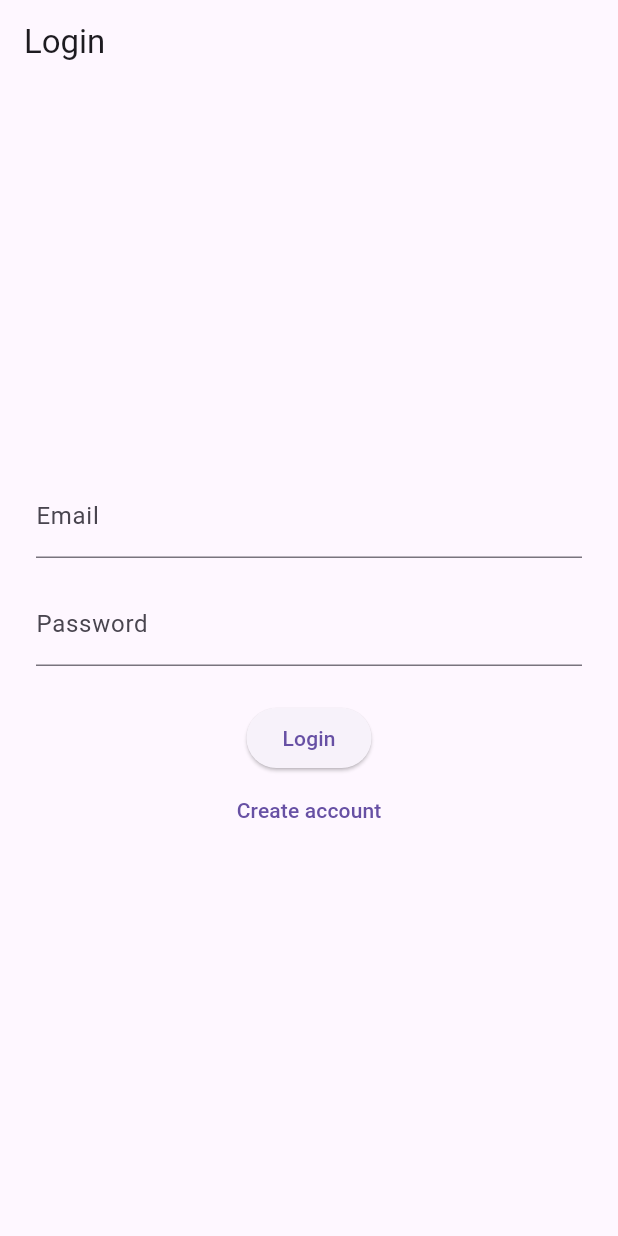
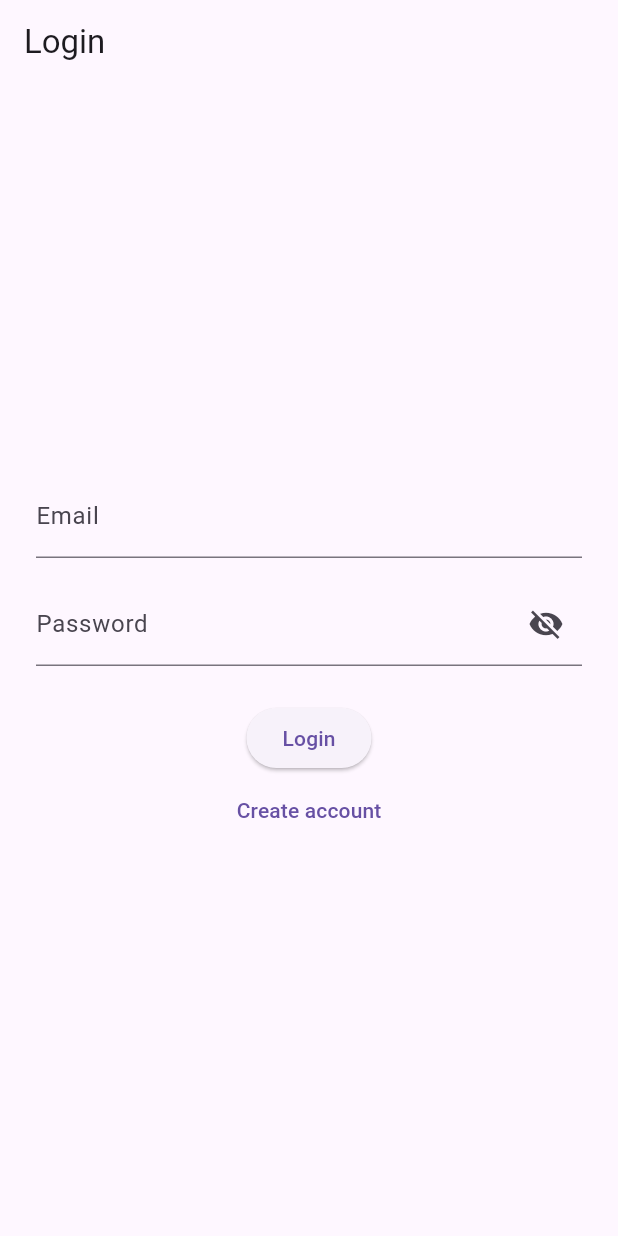
Before and after one commit to DHANUSHRAJA-007/office_project, a Flutter app: the screen it shows after launch, on a phone screen of 412 x 824 dp. Run offline on Flutter 3.47's test engine with Material 3 defaults, Android fonts, the phone set to English and light mode, and no system bars; our stand-ins replace cloud_firestore, firebase_auth, firebase_core, get; accounts and stored records are empty.

Commit message:
product visible in user

```diff
--- a/lib/screens/loginpage.dart
+++ b/lib/screens/loginpage.dart
@@ -19,6 +19,7 @@ class _LoginPageState extends State<LoginPage> {
   final AuthService authService = AuthService();
 
   bool loading = false;
+  bool textVisible = true;
 
   Future<void> login() async {
     setState(() => loading = true);
@@ -59,16 +60,26 @@ class _LoginPageState extends State<LoginPage> {
             const SizedBox(height: 16),
             TextField(
               controller: passwordController,
-              obscureText: true,
-              decoration: const InputDecoration(labelText: 'Password'),
+              obscureText: textVisible,
+              decoration: InputDecoration(
+                labelText: 'Password',
+                suffixIcon: IconButton(
+                  onPressed: () {
+                    setState(() {
+                      textVisible = !textVisible;
+                    });
+                  },
+                  icon: Icon(
+                    textVisible ? Icons.visibility_off : Icons.visibility,
+                  ),
+                ),
+              ),
             ),
+
             const SizedBox(height: 24),
             loading
                 ? const CircularProgressIndicator()
-                : ElevatedButton(
-                    onPressed: login,
-                    child: const Text('Login'),
-                  ),
+                : ElevatedButton(onPressed: login, child: const Text('Login')),
             TextButton(
               onPressed: () {
                 Get.offAll(() => const SignupPage());
```
Also changed, not shown: lib/screens/home.dart (+39 -2 lines), lib/screens/userhomepage.dart (+13 -15 lines).
